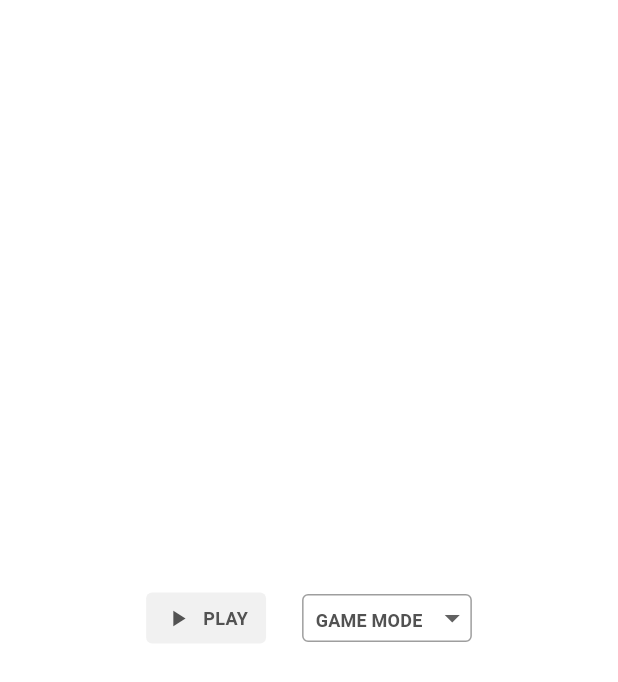
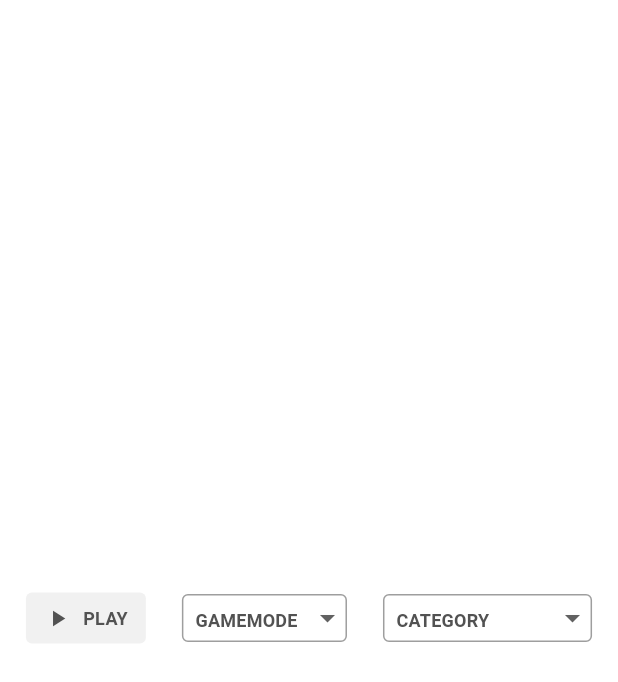
Before and after one commit to ashtondunderdale/terrae, a Flutter app: the screen it shows after launch, on a phone screen of 412 x 824 dp. Shown: the top 682 px of the screen. Run offline on Flutter 3.47's test engine with Material 3 defaults, Android fonts, the phone set to English and light mode, and no system bars.

Commit message:
added category

```diff
--- a/terrae/lib/quiz/api.dart
+++ b/terrae/lib/quiz/api.dart
@@ -5,7 +5,7 @@ import 'package:terrae/quiz/country.dart';
 
 class CountryApi {
 
-  Future<List<Country>> getCountries() async {
+  Future<List<Country>> getCountries(String? continent) async {
     try {
       http.Response response = await http.get(
         Uri.parse("https://restcountries.com/v3.1/all?fields=name,capital,unMember")
--- a/terrae/lib/quiz/common/terrae_dropdown.dart
+++ b/terrae/lib/quiz/common/terrae_dropdown.dart
@@ -3,10 +3,11 @@ import 'package:flutter/material.dart';
 import '../../globals.dart';
 
 class TerraeDropdown extends StatefulWidget {
-  const TerraeDropdown({super.key, required this.items, required this.onSelected});
+  const TerraeDropdown({super.key, required this.items, required this.onSelected, required this.initialText});
 
   final List<String> items;
   final Function(String) onSelected;
+  final String initialText;
 
   @override
   State<TerraeDropdown> createState() => _TerraeDropdownState();
@@ -26,7 +27,7 @@ class _TerraeDropdownState extends State<TerraeDropdown> {
       child: DropdownButton<String>(
         hint: Padding(
           padding: const EdgeInsets.all(8),
-          child: Text("GAME MODE", style: defaultPlainTextDark),
+          child: Text(widget.initialText, style: defaultPlainTextDark),
         ),
         underline: const SizedBox() ,
         dropdownColor: Colors.white,
--- a/terrae/lib/quiz/play_quiz.dart
+++ b/terrae/lib/quiz/play_quiz.dart
@@ -10,9 +10,10 @@ import 'api.dart';
 import 'country.dart';
 
 class PlayQuiz extends StatefulWidget {
-  const PlayQuiz({super.key, required this.gameMode});
+  const PlayQuiz({super.key, required this.gameMode, required this.category});
 
   final String gameMode;
+  final String category;
 
   @override
   State<PlayQuiz> createState() => _PlayQuizState();
@@ -44,7 +45,9 @@ class _PlayQuizState extends State<PlayQuiz> {
   }
 
   void fetchCountries() async {
-    _countries = await _api.getCountries();
+    _countries = await _api.getCountries(widget.gameMode);
+    _countries.shuffle();
+
     setState(() {
       _dataLoaded = true;
     });
--- a/terrae/lib/quiz/quiz.dart
+++ b/terrae/lib/quiz/quiz.dart
@@ -1,5 +1,4 @@
 import 'package:flutter/material.dart';
-import 'package:terrae/quiz/api.dart';
 import 'package:terrae/quiz/common/terrae_button.dart';
 import 'package:terrae/quiz/common/terrae_dropdown.dart';
 import 'package:terrae/quiz/country.dart';
@@ -8,7 +7,7 @@ import 'package:terrae/quiz/play_quiz.dart';
 class Quiz extends StatefulWidget {
   Quiz({super.key});
 
-  List<Country> countries = [];
+  final List<Country> countries = [];
 
   @override
   State<Quiz> createState() => _QuizState();
@@ -16,6 +15,7 @@ class Quiz extends StatefulWidget {
 
 class _QuizState extends State<Quiz> {
   String gameMode = "";
+  String category = "";
 
   @override
   Widget build(BuildContext context) {
@@ -29,19 +29,30 @@ class _QuizState extends State<Quiz> {
               text: "PLAY",
               icon: Icons.play_arrow,
               onTap: () {
-                Navigator.of(context).push(MaterialPageRoute(builder: (context) => PlayQuiz(gameMode: gameMode)));
+                Navigator.of(context).push(MaterialPageRoute(builder: (context) => PlayQuiz(gameMode: gameMode, category: category)));
               },
             ),
           ),
           Padding(
             padding: const EdgeInsets.only(left: 24),
             child: TerraeDropdown(
-              items: const ["RANDOM", "TIMED", "PRACTICE"],
+              initialText: "GAMEMODE",
+              items: const ["TIMED", "PRACTICE"],
               onSelected: (item) {
                 gameMode = item;
               }
             ),
-          )
+          ),
+          Padding(
+            padding: const EdgeInsets.only(left: 24),
+            child: TerraeDropdown(
+              initialText: "CATEGORY",
+              items: const ["WORLD", "ASIA", "AUSTRAILIA", "EUROPE", "NORTH AMERICA", "SOUTH AMERICA", "AFRICA"],
+              onSelected: (item) {
+                category = item;
+              }
+            ),
+          ),
         ],
       ),
     );
```
